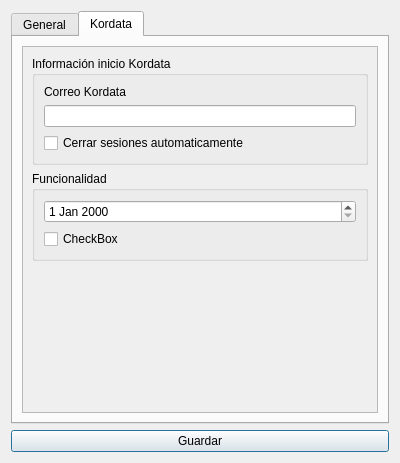
Qt form ui/configDialog.ui (gabod22/Pixel-after-sell-reporter) before a commit.
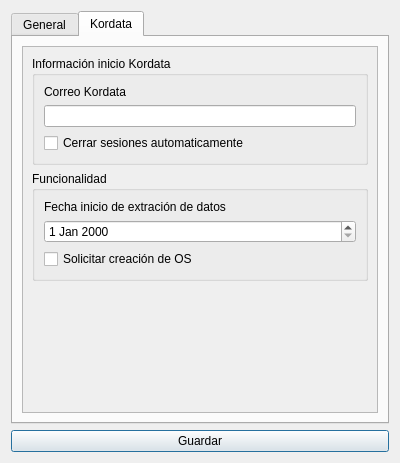
The same form after that commit.

```diff
--- a/ui/configDialog.ui
+++ b/ui/configDialog.ui
@@ -111,13 +111,20 @@
               <string>Funcionalidad</string>
              </property>
              <layout class="QVBoxLayout" name="verticalLayout_5">
+              <item>
+               <widget class="QLabel" name="label_2">
+                <property name="text">
+                 <string>Fecha inicio de extración de datos</string>
+                </property>
+               </widget>
+              </item>
               <item>
                <widget class="QDateEdit" name="dateKordataStartDate"/>
               </item>
               <item>
                <widget class="QCheckBox" name="checkBox">
                 <property name="text">
-                 <string>CheckBox</string>
+                 <string>Solicitar creación de OS</string>
                 </property>
                </widget>
               </item>
```
Left out of the diff: 2 changed lines with no effect on the pictures.
